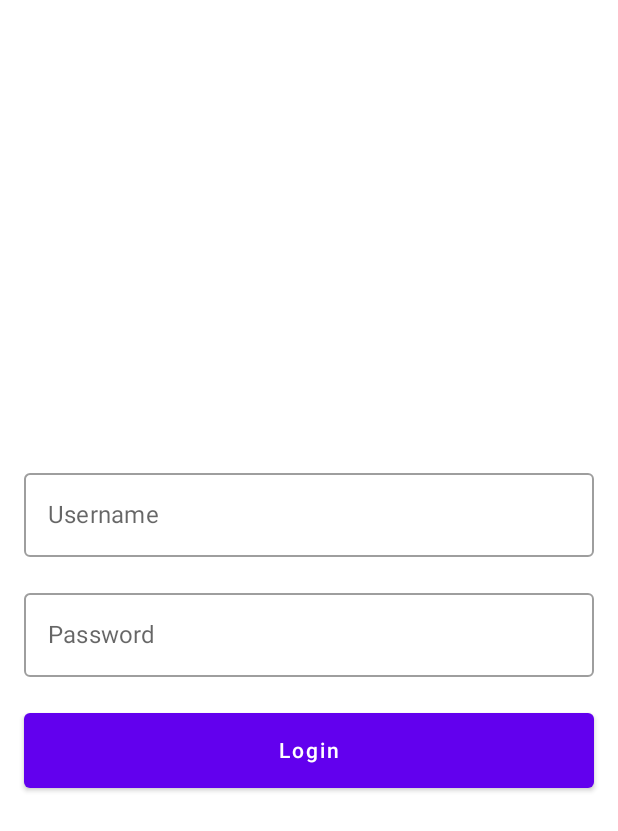
After one commit to Projettone/Lemu_FrontEnd, an Android app built with Jetpack Compose: the composable LoginActivity shown on its own in the app's theme, on a phone screen of 412 x 824 dp. The commit adds this screen. Shown: the top 831 px of the screen. Run offline under Robolectric (Android 15) with nearby library versions, the light colour scheme and no system bars.

```diff
--- a/app/build.gradle.kts
+++ b/app/build.gradle.kts
@@ -77,4 +77,7 @@ dependencies {
     implementation (libs.moshi.kotlin)
     implementation (libs.okhttp)
 
+    implementation("com.squareup.retrofit2:retrofit:2.9.0")
+    implementation("com.squareup.retrofit2:converter-gson:2.9.0")
+
 }
--- a/app/src/main/AndroidManifest.xml
+++ b/app/src/main/AndroidManifest.xml
@@ -1,6 +1,8 @@
 <?xml version="1.0" encoding="utf-8"?>
 <manifest xmlns:android="http://schemas.android.com/apk/res/android"
     xmlns:tools="http://schemas.android.com/tools">
+
+    <uses-permission android:name="android.permission.INTERNET" />
 
     <application
         android:allowBackup="true"
--- a/app/src/main/java/it/unical/ea/lemu_frontend/BottomAppBarActivity.kt
+++ b/app/src/main/java/it/unical/ea/lemu_frontend/BottomAppBarActivity.kt
@@ -70,7 +70,7 @@ fun BottomAppBarActivity(navController: NavController) {
             selected = selectedIconIndex == 3,
             onClick = {
                 selectedIconIndex = 3
-
+                navController.navigate("login")
             },
             icon = {
                 IconWithIndicator(
--- /dev/null
+++ b/app/src/main/java/it/unical/ea/lemu_frontend/LoginActivity.kt
@@ -0,0 +1,79 @@
+import androidx.compose.foundation.layout.*
+import androidx.compose.foundation.text.KeyboardActions
+import androidx.compose.foundation.text.KeyboardOptions
+import androidx.compose.material.*
+import androidx.compose.runtime.*
+import androidx.compose.ui.Alignment
+import androidx.compose.ui.Modifier
+import androidx.compose.ui.text.input.ImeAction
+import androidx.compose.ui.tooling.preview.Preview
+import androidx.compose.ui.unit.dp
+import androidx.compose.ui.text.input.PasswordVisualTransformation
+
+
+@Composable
+fun LoginActivity(onLoginClicked: (String, String) -> Unit) {
+    var username by remember { mutableStateOf("") }
+    var password by remember { mutableStateOf("") }
+
+    Column(
+        modifier = Modifier
+            .fillMaxSize()
+            .padding(horizontal = 16.dp),
+        verticalArrangement = Arrangement.Center,
+        horizontalAlignment = Alignment.CenterHorizontally
+    ) {
+        OutlinedTextField(
+            value = username,
+            onValueChange = { username = it },
+            label = { Text("Username") },
+            modifier = Modifier
+                .fillMaxWidth()
+                .padding(vertical = 8.dp),
+            keyboardOptions = KeyboardOptions.Default.copy(
+                imeAction = ImeAction.Next
+            ),
+            keyboardActions = KeyboardActions(
+                onNext = { /* Handle next action if needed */ }
+            )
+        )
+
+        OutlinedTextField(
+            value = password,
+            onValueChange = { password = it },
+            label = { Text("Password") },
+            modifier = Modifier
+                .fillMaxWidth()
+                .padding(vertical = 8.dp),
+            visualTransformation = PasswordVisualTransformation(),
+            keyboardOptions = KeyboardOptions.Default.copy(
+                imeAction = ImeAction.Done
+            ),
+            keyboardActions = KeyboardActions(
+                onDone = {
+                    onLoginClicked(username, password)
+                }
+            )
+        )
+
+        Spacer(modifier = Modifier.height(16.dp))
+
+        Button(
+            onClick = {
+                onLoginClicked(username, password)
+            },
+            modifier = Modifier
+                .fillMaxWidth()
+                .height(50.dp)
+        ) {
+            Text("Login")
+        }
+    }
+}
+
+
+@Preview(showBackground = true)
+@Composable
+fun PreviewLoginScreen() {
+    LoginActivity(onLoginClicked = { _, _ -> /* Preview action */ })
+}
```
Also changed, not shown: app/src/main/java/it/unical/ea/lemu_frontend/MainActivity.kt (+7 -0 lines), app/src/main/java/it/unical/ea/lemu_frontend/apis/ApiResponse.kt (added, +7 -0 lines), app/src/main/java/it/unical/ea/lemu_frontend/apis/UserApiService.kt (added, +14 -0 lines), app/src/main/java/it/unical/ea/lemu_frontend/apis/client/UserApiClient.kt (added, +73 -0 lines), app/src/main/java/it/unical/ea/lemu_frontend/config/RetrofitClient.kt (added, +20 -0 lines), app/src/main/java/it/unical/ea/lemu_frontend/models/UtenteRegistrationDto.kt (added, +22 -0 lines).
